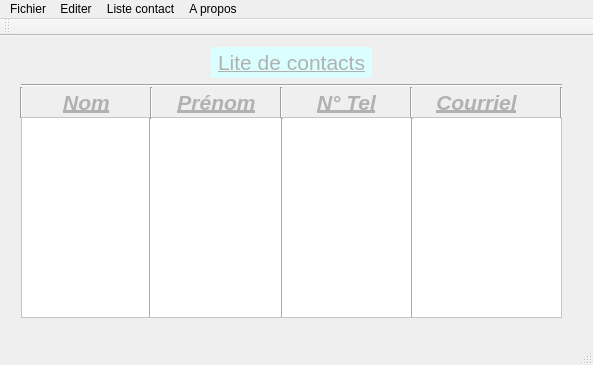
watmeto/ContactManager, file contact/mainwindow.ui: the form before one commit.
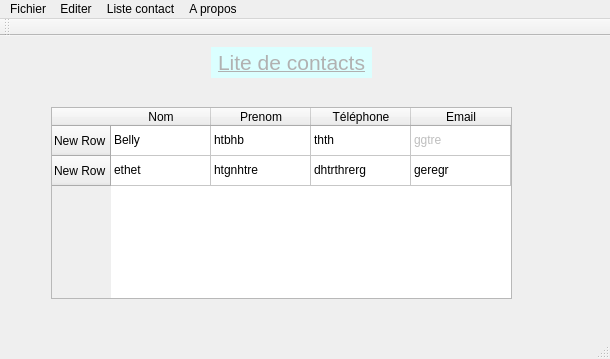
The form after the commit. The open tabs and pages were chosen to show the change. Icons and pictures are not drawn.

```diff
--- a/contact/mainwindow.ui
+++ b/contact/mainwindow.ui
@@ -6,8 +6,8 @@
    <rect>
     <x>0</x>
     <y>0</y>
-    <width>593</width>
-    <height>365</height>
+    <width>610</width>
+    <height>359</height>
    </rect>
   </property>
   <property name="windowTitle">
@@ -310,73 +310,6 @@
        </widget>
       </widget>
       <widget class="QWidget" name="page_3">
-       <widget class="QScrollArea" name="scrollArea">
-        <property name="geometry">
-         <rect>
-          <x>10</x>
-          <y>70</y>
-          <width>541</width>
-          <height>201</height>
-         </rect>
-        </property>
-        <property name="styleSheet">
-         <string notr="true">background-color: rgb(255, 255, 255);
-color: rgb(170, 165, 157);
-border-color: rgb(85, 85, 127);</string>
-        </property>
-        <property name="widgetResizable">
-         <bool>true</bool>
-        </property>
-        <widget class="QWidget" name="scrollAreaWidgetContents">
-         <property name="geometry">
-          <rect>
-           <x>0</x>
-           <y>0</y>
-           <width>539</width>
-           <height>199</height>
-          </rect>
-         </property>
-         <widget class="Line" name="line">
-          <property name="geometry">
-           <rect>
-            <x>120</x>
-            <y>0</y>
-            <width>16</width>
-            <height>201</height>
-           </rect>
-          </property>
-          <property name="orientation">
-           <enum>Qt::Vertical</enum>
-          </property>
-         </widget>
-         <widget class="Line" name="line_2">
-          <property name="geometry">
-           <rect>
-            <x>250</x>
-            <y>0</y>
-            <width>20</width>
-            <height>201</height>
-           </rect>
-          </property>
-          <property name="orientation">
-           <enum>Qt::Vertical</enum>
-          </property>
-         </widget>
-         <widget class="Line" name="line_3">
-          <property name="geometry">
-           <rect>
-            <x>380</x>
-            <y>0</y>
-            <width>20</width>
-            <height>201</height>
-           </rect>
-          </property>
-          <property name="orientation">
-           <enum>Qt::Vertical</enum>
-          </property>
-         </widget>
-        </widget>
-       </widget>
        <widget class="QLabel" name="label_9">
         <property name="geometry">
          <rect>
@@ -398,167 +331,88 @@
 &lt;p align=&quot;center&quot; style=&quot; margin-top:0px; margin-bottom:0px; margin-left:0px; margin-right:0px; -qt-block-indent:0; text-indent:0px;&quot;&gt;&lt;span style=&quot; font-size:16pt; text-decoration: underline;&quot;&gt;Lite de contacts&lt;/span&gt;&lt;/p&gt;&lt;/body&gt;&lt;/html&gt;</string>
         </property>
        </widget>
-       <widget class="Line" name="line_4">
+       <widget class="QTableWidget" name="tableWidget">
         <property name="geometry">
          <rect>
-          <x>10</x>
-          <y>30</y>
-          <width>541</width>
-          <height>16</height>
+          <x>40</x>
+          <y>60</y>
+          <width>461</width>
+          <height>192</height>
          </rect>
         </property>
-        <property name="orientation">
-         <enum>Qt::Horizontal</enum>
-        </property>
-       </widget>
-       <widget class="Line" name="line_5">
-        <property name="geometry">
-         <rect>
-          <x>130</x>
-          <y>40</y>
-          <width>20</width>
-          <height>31</height>
-         </rect>
-        </property>
-        <property name="orientation">
-         <enum>Qt::Vertical</enum>
-        </property>
-       </widget>
-       <widget class="Line" name="line_6">
-        <property name="geometry">
-         <rect>
-          <x>260</x>
-          <y>40</y>
-          <width>20</width>
-          <height>31</height>
-         </rect>
-        </property>
-        <property name="orientation">
-         <enum>Qt::Vertical</enum>
-        </property>
-       </widget>
-       <widget class="Line" name="line_7">
-        <property name="geometry">
-         <rect>
-          <x>390</x>
-          <y>40</y>
-          <width>20</width>
-          <height>31</height>
-         </rect>
-        </property>
-        <property name="orientation">
-         <enum>Qt::Vertical</enum>
-        </property>
-       </widget>
-       <widget class="Line" name="line_8">
-        <property name="geometry">
-         <rect>
-          <x>540</x>
-          <y>40</y>
-          <width>20</width>
-          <height>31</height>
-         </rect>
-        </property>
-        <property name="orientation">
-         <enum>Qt::Vertical</enum>
-        </property>
-       </widget>
-       <widget class="Line" name="line_9">
-        <property name="geometry">
-         <rect>
-          <x>0</x>
-          <y>40</y>
-          <width>20</width>
-          <height>31</height>
-         </rect>
-        </property>
-        <property name="orientation">
-         <enum>Qt::Vertical</enum>
-        </property>
-       </widget>
-       <widget class="QLabel" name="label_10">
-        <property name="geometry">
-         <rect>
-          <x>10</x>
-          <y>40</y>
-          <width>131</width>
-          <height>31</height>
-         </rect>
-        </property>
-        <property name="styleSheet">
-         <string notr="true">color: rgb(177, 177, 177);
-</string>
-        </property>
-        <property name="text">
-         <string>&lt;!DOCTYPE HTML PUBLIC &quot;-//W3C//DTD HTML 4.0//EN&quot; &quot;http://www.w3.org/TR/REC-html40/strict.dtd&quot;&gt;
-&lt;html&gt;&lt;head&gt;&lt;meta name=&quot;qrichtext&quot; content=&quot;1&quot; /&gt;&lt;style type=&quot;text/css&quot;&gt;
-p, li { white-space: pre-wrap; }
-&lt;/style&gt;&lt;/head&gt;&lt;body style=&quot; font-family:'MS Shell Dlg 2'; font-size:8.25pt; font-weight:400; font-style:normal;&quot;&gt;
-&lt;p align=&quot;center&quot; style=&quot; margin-top:0px; margin-bottom:0px; margin-left:0px; margin-right:0px; -qt-block-indent:0; text-indent:0px;&quot;&gt;&lt;span style=&quot; font-size:16pt; font-weight:600; font-style:italic; text-decoration: underline;&quot;&gt;Nom&lt;/span&gt;&lt;/p&gt;&lt;/body&gt;&lt;/html&gt;</string>
-        </property>
-       </widget>
-       <widget class="QLabel" name="label_11">
-        <property name="geometry">
-         <rect>
-          <x>140</x>
-          <y>40</y>
-          <width>131</width>
-          <height>31</height>
-         </rect>
-        </property>
-        <property name="styleSheet">
-         <string notr="true">color: rgb(177, 177, 177);
-</string>
-        </property>
-        <property name="text">
-         <string>&lt;!DOCTYPE HTML PUBLIC &quot;-//W3C//DTD HTML 4.0//EN&quot; &quot;http://www.w3.org/TR/REC-html40/strict.dtd&quot;&gt;
-&lt;html&gt;&lt;head&gt;&lt;meta name=&quot;qrichtext&quot; content=&quot;1&quot; /&gt;&lt;style type=&quot;text/css&quot;&gt;
-p, li { white-space: pre-wrap; }
-&lt;/style&gt;&lt;/head&gt;&lt;body style=&quot; font-family:'MS Shell Dlg 2'; font-size:8.25pt; font-weight:400; font-style:normal;&quot;&gt;
-&lt;p align=&quot;center&quot; style=&quot; margin-top:0px; margin-bottom:0px; margin-left:0px; margin-right:0px; -qt-block-indent:0; text-indent:0px;&quot;&gt;&lt;span style=&quot; font-size:16pt; font-weight:600; font-style:italic; text-decoration: underline;&quot;&gt;Prénom&lt;/span&gt;&lt;/p&gt;&lt;/body&gt;&lt;/html&gt;</string>
-        </property>
-       </widget>
-       <widget class="QLabel" name="label_12">
-        <property name="geometry">
-         <rect>
-          <x>270</x>
-          <y>40</y>
-          <width>131</width>
-          <height>31</height>
-         </rect>
-        </property>
-        <property name="styleSheet">
-         <string notr="true">color: rgb(177, 177, 177);
-</string>
-        </property>
-        <property name="text">
-         <string>&lt;!DOCTYPE HTML PUBLIC &quot;-//W3C//DTD HTML 4.0//EN&quot; &quot;http://www.w3.org/TR/REC-html40/strict.dtd&quot;&gt;
-&lt;html&gt;&lt;head&gt;&lt;meta name=&quot;qrichtext&quot; content=&quot;1&quot; /&gt;&lt;style type=&quot;text/css&quot;&gt;
-p, li { white-space: pre-wrap; }
-&lt;/style&gt;&lt;/head&gt;&lt;body style=&quot; font-family:'MS Shell Dlg 2'; font-size:8.25pt; font-weight:400; font-style:normal;&quot;&gt;
-&lt;p align=&quot;center&quot; style=&quot; margin-top:0px; margin-bottom:0px; margin-left:0px; margin-right:0px; -qt-block-indent:0; text-indent:0px;&quot;&gt;&lt;span style=&quot; font-size:16pt; font-weight:600; font-style:italic; text-decoration: underline;&quot;&gt;N° Tel&lt;/span&gt;&lt;/p&gt;&lt;/body&gt;&lt;/html&gt;</string>
-        </property>
-       </widget>
-       <widget class="QLabel" name="label_13">
-        <property name="geometry">
-         <rect>
-          <x>400</x>
-          <y>40</y>
-          <width>131</width>
-          <height>31</height>
-         </rect>
-        </property>
-        <property name="styleSheet">
-         <string notr="true">color: rgb(177, 177, 177);
-</string>
-        </property>
-        <property name="text">
-         <string>&lt;!DOCTYPE HTML PUBLIC &quot;-//W3C//DTD HTML 4.0//EN&quot; &quot;http://www.w3.org/TR/REC-html40/strict.dtd&quot;&gt;
-&lt;html&gt;&lt;head&gt;&lt;meta name=&quot;qrichtext&quot; content=&quot;1&quot; /&gt;&lt;style type=&quot;text/css&quot;&gt;
-p, li { white-space: pre-wrap; }
-&lt;/style&gt;&lt;/head&gt;&lt;body style=&quot; font-family:'MS Shell Dlg 2'; font-size:8.25pt; font-weight:400; font-style:normal;&quot;&gt;
-&lt;p align=&quot;center&quot; style=&quot; margin-top:0px; margin-bottom:0px; margin-left:0px; margin-right:0px; -qt-block-indent:0; text-indent:0px;&quot;&gt;&lt;span style=&quot; font-size:16pt; font-weight:600; font-style:italic; text-decoration: underline;&quot;&gt;Courriel&lt;/span&gt;&lt;/p&gt;&lt;/body&gt;&lt;/html&gt;</string>
-        </property>
+        <row>
+         <property name="text">
+          <string>New Row</string>
+         </property>
+        </row>
+        <row>
+         <property name="text">
+          <string>New Row</string>
+         </property>
+        </row>
+        <column>
+         <property name="text">
+          <string>Nom</string>
+         </property>
+        </column>
+        <column>
+         <property name="text">
+          <string>Prenom</string>
+         </property>
+        </column>
+        <column>
+         <property name="text">
+          <string>Téléphone</string>
+         </property>
+        </column>
+        <column>
+         <property name="text">
+          <string>Email</string>
+         </property>
+        </column>
+        <item row="0" column="0">
+         <property name="text">
+          <string>Belly</string>
+         </property>
+        </item>
+        <item row="0" column="1">
+         <property name="text">
+          <string>htbhb</string>
+         </property>
+        </item>
+        <item row="0" column="2">
+         <property name="text">
+          <string>thth</string>
+         </property>
+        </item>
+        <item row="0" column="3">
+         <property name="text">
+          <string>ggtre</string>
+         </property>
+         <property name="flags">
+          <set>ItemIsSelectable|ItemIsDragEnabled|ItemIsUserCheckable</set>
+         </property>
+        </item>
+        <item row="1" column="0">
+         <property name="text">
+          <string>ethet</string>
+         </property>
+        </item>
+        <item row="1" column="1">
+         <property name="text">
+          <string>htgnhtre</string>
+         </property>
+        </item>
+        <item row="1" column="2">
+         <property name="text">
+          <string>dhtrthrerg</string>
+         </property>
+        </item>
+        <item row="1" column="3">
+         <property name="text">
+          <string>geregr</string>
+         </property>
+        </item>
        </widget>
       </widget>
      </widget>
@@ -570,7 +424,7 @@
     <rect>
      <x>0</x>
      <y>0</y>
-     <width>593</width>
+     <width>610</width>
      <height>21</height>
     </rect>
    </property>
```
Left out of the diff: 75 changed lines with no effect on the pictures.
